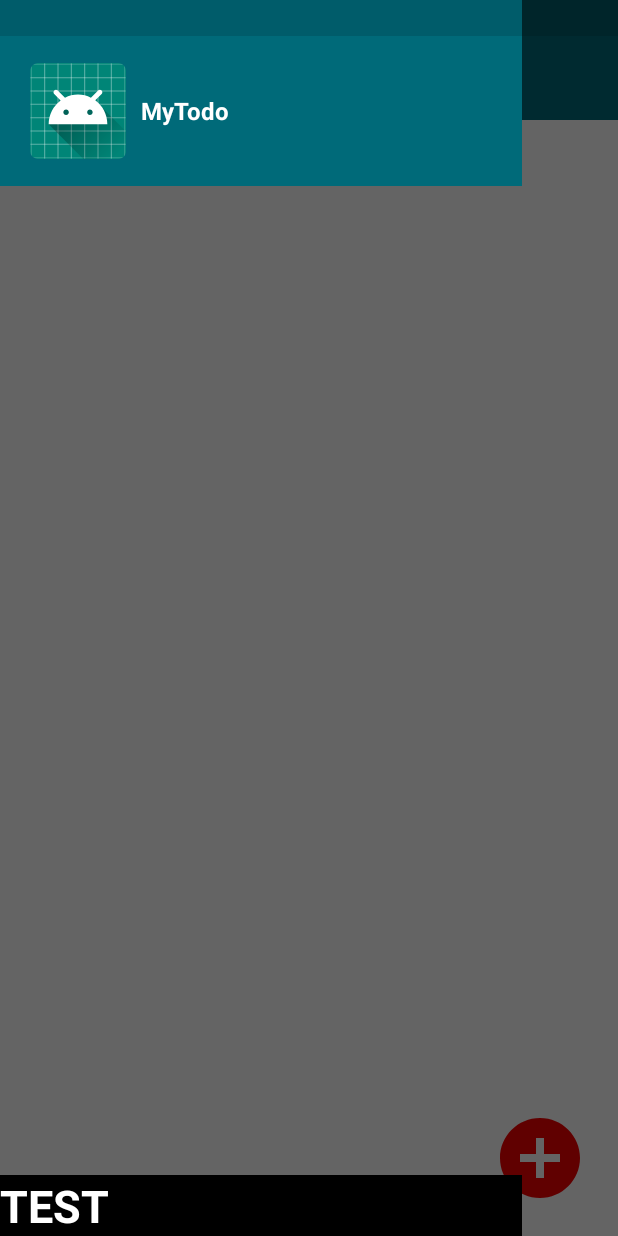
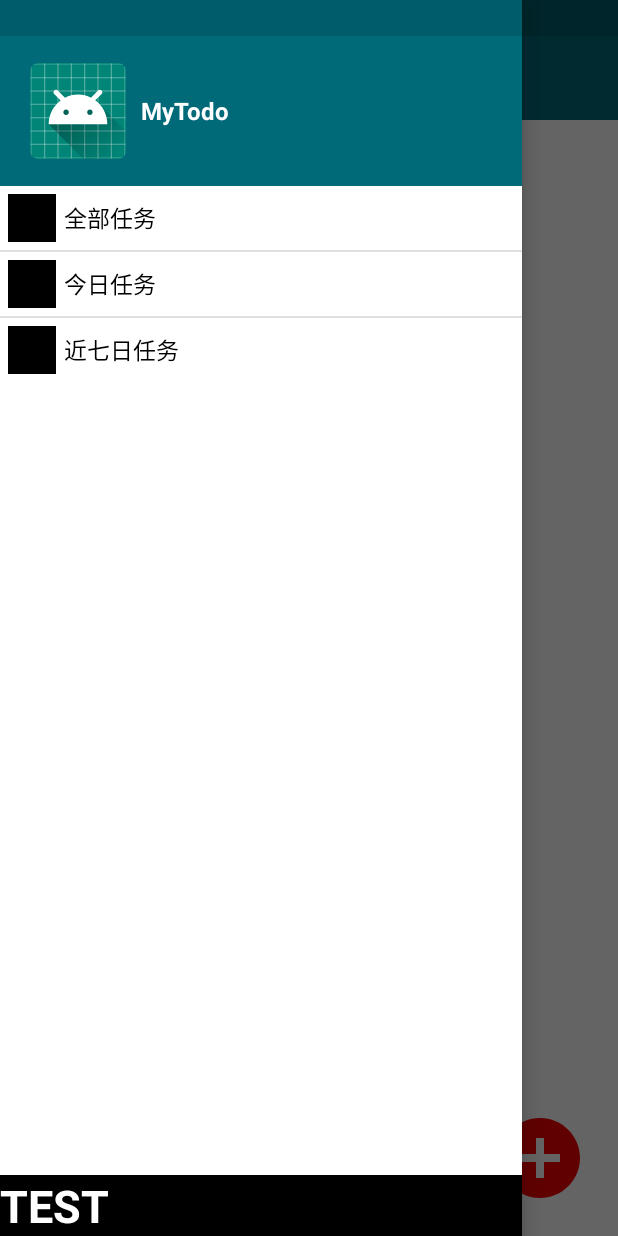
Before and after one commit to alvkeke/mytodo-client-android, an Android app: the screen it shows after launch (MainActivity), with the side drawer open, on a phone screen of 412 x 824 dp. Run offline under Robolectric (Android 15) with nearby library versions, the phone set to English and light mode, and no system bars.

Commit message:
add some functions

```diff
--- a/app/src/main/java/com/alvkeke/tools/todo/AddTaskActivity.java
+++ b/app/src/main/java/com/alvkeke/tools/todo/AddTaskActivity.java
@@ -9,5 +9,9 @@ public class AddTaskActivity extends AppCompatActivity {
     protected void onCreate(Bundle savedInstanceState) {
         super.onCreate(savedInstanceState);
         setContentView(R.layout.activity_add_task);
+
+
+
+
     }
 }
--- a/app/src/main/java/com/alvkeke/tools/todo/MainActivity.java
+++ b/app/src/main/java/com/alvkeke/tools/todo/MainActivity.java
@@ -58,13 +58,20 @@ public class MainActivity extends AppCompatActivity {
 
         //设置系统标题栏透明
         getWindow().setStatusBarColor(Color.TRANSPARENT);
-        getWindow().getDecorView().setSystemUiVisibility(View.SYSTEM_UI_FLAG_LAYOUT_FULLSCREEN | View.SYSTEM_UI_FLAG_LAYOUT_STABLE);
+        getWindow().getDecorView().setSystemUiVisibility(View.SYSTEM_UI_FLAG_LAYOUT_FULLSCREEN |
+                View.SYSTEM_UI_FLAG_LAYOUT_STABLE);
+
+        setStatusBarHeight();
 
         tasks = new ArrayList<>();
 
-        setStatusBarHeight();
+        ProjectListAdapter proAdapter = new ProjectListAdapter(this);
+        lvProject.setAdapter(proAdapter);
 
 
+
+
+        //设置事件响应
         toolbar.setNavigationOnClickListener(new View.OnClickListener() {
             @Override
             public void onClick(View v) {
@@ -85,7 +92,8 @@ public class MainActivity extends AppCompatActivity {
 
     void setStatusBarHeight(){
         int systemStatusBarHeight = 0;
-        int resId = getApplicationContext().getResources().getIdentifier("status_bar_height", "dimen", "android");
+        int resId = getApplicationContext().getResources().getIdentifier("status_bar_height",
+                "dimen", "android");
         if(resId > 0){
             systemStatusBarHeight = getApplicationContext().getResources().getDimensionPixelSize(resId);
         }
--- /dev/null
+++ b/app/src/main/java/com/alvkeke/tools/todo/ProjectListAdapter.java
@@ -0,0 +1,73 @@
+package com.alvkeke.tools.todo;
+
+import android.content.Context;
+import android.view.LayoutInflater;
+import android.view.View;
+import android.view.ViewGroup;
+import android.widget.BaseAdapter;
+import android.widget.ImageView;
+import android.widget.TextView;
+
+public class ProjectListAdapter extends BaseAdapter {
+
+    LayoutInflater mInflater;
+
+    ProjectListAdapter(Context context){
+        mInflater = LayoutInflater.from(context);
+
+    }
+
+    @Override
+    public int getCount() {
+        return 3;
+    }
+
+    @Override
+    public Object getItem(int position) {
+        return null;
+    }
+
+    @Override
+    public long getItemId(int position) {
+        return 0;
+    }
+
+    static class ViewHolder{
+        ImageView icon;
+        TextView proName;
+    }
+
+    @Override
+    public View getView(int position, View convertView, ViewGroup parent) {
+
+        ViewHolder holder;
+        if(convertView == null){
+            holder = new ViewHolder();
+
+            convertView = mInflater.inflate(R.layout.pro_item_layout, null);
+
+            holder.icon = convertView.findViewById(R.id.iv_pro_icon);
+            holder.proName = convertView.findViewById(R.id.tv_pro_name);
+
+            convertView.setTag(holder);
+
+        }else{
+            holder = (ViewHolder)convertView.getTag();
+        }
+
+        switch (position){
+            case 0:
+                holder.proName.setText("全部任务");
+                break;
+            case 1:
+                holder.proName.setText("今日任务");
+
+                break;
+            case 2:
+                holder.proName.setText("近七日任务");
+                break;
+        }
+
+        return convertView;
+    }
+}
--- a/app/src/main/java/com/alvkeke/tools/todo/TaskListAdapter.java
+++ b/app/src/main/java/com/alvkeke/tools/todo/TaskListAdapter.java
@@ -7,7 +7,6 @@ import android.view.ViewGroup;
 import android.widget.BaseAdapter;
 import android.widget.ImageView;
 import android.widget.TextView;
-
 import java.util.ArrayList;
 
 
@@ -19,6 +18,10 @@ public class TaskListAdapter extends BaseAdapter {
     TaskListAdapter(ArrayList<TaskItem> e, Context context){
         tasks = e;
         this.mInflater = LayoutInflater.from(context);
+    }
+
+    void changeTaskList(ArrayList<TaskItem> e){
+        tasks = e;
     }
 
     @Override
@@ -36,7 +39,7 @@ public class TaskListAdapter extends BaseAdapter {
         return tasks.get(position).getId();
     }
 
-    public final class ViewHolder{
+    static class ViewHolder{
         ImageView ivImportance;
         TextView tvTaskContent;
         TextView tvTaskTime;
@@ -45,7 +48,7 @@ public class TaskListAdapter extends BaseAdapter {
     @Override
     public View getView(int position, View convertView, ViewGroup parent) {
 
-        ViewHolder holder = null;
+        ViewHolder holder;
 
         if(convertView == null){
             holder = new ViewHolder();
@@ -54,6 +57,7 @@ public class TaskListAdapter extends BaseAdapter {
             holder.ivImportance = convertView.findViewById(R.id.taskItem_importance);
             holder.tvTaskContent = convertView.findViewById(R.id.taskItem_taskContent);
             holder.tvTaskTime = convertView.findViewById(R.id.taskItem_taskTime);
+            convertView.setTag(holder);
         }else{
             holder = (ViewHolder)convertView.getTag();
         }
--- /dev/null
+++ b/app/src/main/java/com/alvkeke/tools/todo/TaskListHandler.java
@@ -0,0 +1,4 @@
+package com.alvkeke.tools.todo;
+
+public class TaskListHandler {
+}
--- a/app/src/main/res/layout/activity_add_task.xml
+++ b/app/src/main/res/layout/activity_add_task.xml
@@ -12,6 +12,7 @@
 
         <TextView
             android:id="@+id/addTask_task_content"
+            android:text="@string/str_test"
             android:layout_marginStart="15dp"
             android:layout_marginTop="15dp"
             android:layout_marginEnd="15dp"
--- a/app/src/main/res/layout/activity_main.xml
+++ b/app/src/main/res/layout/activity_main.xml
@@ -64,8 +64,8 @@
                 android:layout_alignParentBottom="true"
                 android:layout_alignParentEnd="true"
                 android:background="@drawable/img_add_task"
-                android:layout_marginEnd="@dimen/distance_btn_to_right_bottom"
-                android:layout_marginBottom="@dimen/distance_btn_to_right_bottom"
+                android:layout_marginEnd="@dimen/distance_add_task_btn_to_right_bottom"
+                android:layout_marginBottom="@dimen/distance_add_task_btn_to_right_bottom"
                 android:layout_width="@dimen/size_all_img_btn_add_task"
                 android:layout_height="@dimen/size_all_img_btn_add_task" />
 
--- a/app/src/main/res/layout/drawer_main.xml
+++ b/app/src/main/res/layout/drawer_main.xml
@@ -3,6 +3,7 @@
     xmlns:android="http://schemas.android.com/apk/res/android"
     android:id="@+id/drawer_layout"
     android:layout_gravity="start"
+    android:background="@color/color_white"
     android:layout_width="match_parent"
     android:layout_height="match_parent">
 
@@ -54,14 +55,12 @@
     <ListView
         android:id="@+id/drawer_lv_auto_rank"
         android:layout_below="@id/drawer_head"
-        android:background="#abc"
         android:layout_width="match_parent"
         android:layout_height="wrap_content"/>
 
     <ListView
         android:id="@+id/drawer_lv_projects"
         android:layout_below="@id/drawer_lv_auto_rank"
-        android:background="#cba"
         android:layout_width="match_parent"
         android:layout_height="wrap_content"/>
 
@@ -77,7 +76,7 @@
             android:layout_height="wrap_content" />
 
         <TextView
-            android:text="TEST"
+            android:text="@string/str_test"
             android:textStyle="bold"
             android:textColor="#FFF"
             android:textSize="@dimen/size_font_main_title"
--- /dev/null
+++ b/app/src/main/res/layout/pro_item_layout.xml
@@ -0,0 +1,33 @@
+<?xml version="1.0" encoding="utf-8"?>
+<android.support.constraint.ConstraintLayout
+    xmlns:android="http://schemas.android.com/apk/res/android" android:layout_width="match_parent"
+    android:layout_height="match_parent">
+
+    <RelativeLayout
+        android:layout_width="match_parent"
+        android:layout_height="match_parent">
+
+        <ImageView
+            android:id="@+id/iv_pro_icon"
+            android:background="@color/color_black"
+            android:layout_centerVertical="true"
+            android:layout_marginStart="@dimen/distance_project_margin"
+            android:layout_marginTop="@dimen/distance_project_margin"
+            android:layout_marginBottom="@dimen/distance_project_margin"
+            android:layout_width="@dimen/size_all_project_icon"
+            android:layout_height="@dimen/size_all_project_icon" />
+
+        <TextView
+            android:id="@+id/tv_pro_name"
+            android:text="@string/str_test"
+            android:textColor="@color/color_black"
+            android:textSize="@dimen/size_font_project_name"
+            android:layout_centerVertical="true"
+            android:layout_toEndOf="@id/iv_pro_icon"
+            android:layout_marginStart="@dimen/distance_project_margin"
+            android:layout_width="wrap_content"
+            android:layout_height="wrap_content" />
+
+    </RelativeLayout>
+
+</android.support.constraint.ConstraintLayout>
--- a/app/src/main/res/layout/task_item_layout.xml
+++ b/app/src/main/res/layout/task_item_layout.xml
@@ -14,7 +14,7 @@
 
         <TextView
             android:id="@+id/taskItem_taskContent"
-            android:text="TEST"
+            android:text="@string/str_test"
             android:textColor="@color/color_black"
             android:textSize="18sp"
             android:layout_marginStart="10dp"
@@ -25,7 +25,7 @@
 
         <TextView
             android:id="@+id/taskItem_taskTime"
-            android:text="TEST"
+            android:text="@string/str_test"
             android:textColor="@color/color_red"
             android:textSize="10sp"
             android:layout_marginStart="10dp"
--- a/app/src/main/res/values/colors.xml
+++ b/app/src/main/res/values/colors.xml
@@ -5,4 +5,5 @@
     <color name="colorAccent">#D81B60</color>
     <color name="color_black">#000</color>
     <color name="color_red">#FF0000</color>
+    <color name="color_white">#FFF</color>
 </resources>
--- a/app/src/main/res/values/dimens.xml
+++ b/app/src/main/res/values/dimens.xml
@@ -4,7 +4,10 @@
     <dimen name="size_all_user_icon">64dp</dimen>
     <dimen name="size_height_userinfo_area">100dp</dimen>
     <dimen name="size_all_img_btn_add_task">64dp</dimen>
-    <dimen name="distance_btn_to_right_bottom">20dp</dimen>
+    <dimen name="distance_add_task_btn_to_right_bottom">20dp</dimen>
     <dimen name="size_height_status_bar_mysetting">20dp</dimen>
     <dimen name="size_font_user_name">16sp</dimen>
+    <dimen name="size_all_project_icon">32dp</dimen>
+    <dimen name="distance_project_margin">5dp</dimen>
+    <dimen name="size_font_project_name">15sp</dimen>
 </resources>
--- a/app/src/main/res/values/strings.xml
+++ b/app/src/main/res/values/strings.xml
@@ -1,4 +1,5 @@
 <resources>
     <string name="app_name">MyTodo</string>
     <string name="str_main_title">Title</string>
+    <string name="str_test">TEST</string>
 </resources>
```
Also changed, not shown: 227 other files.
